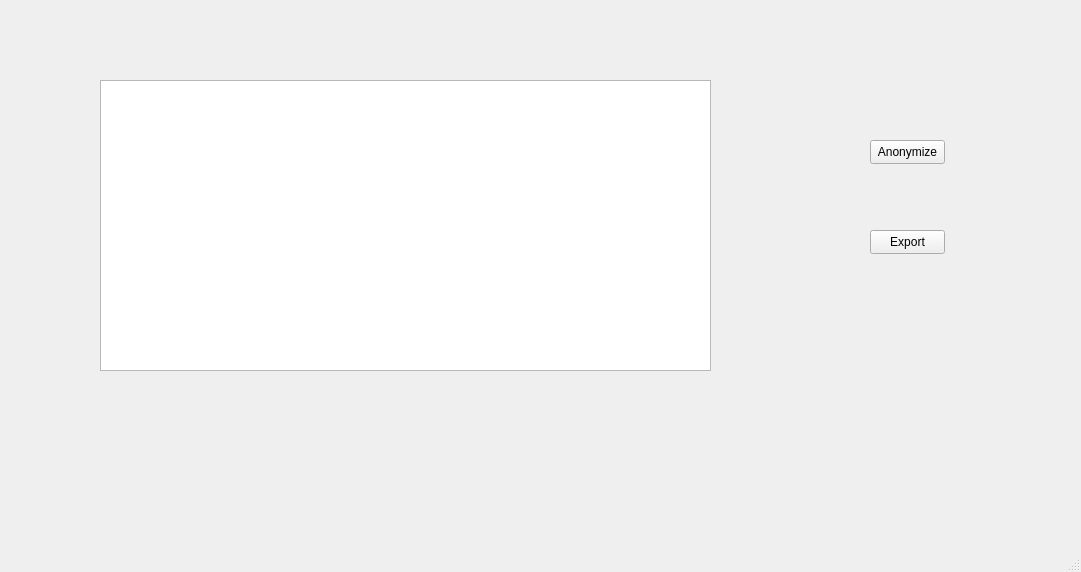
Above: DisplayData.ui from brunoguedelha99/Tese before the change. Below: the same form after it.
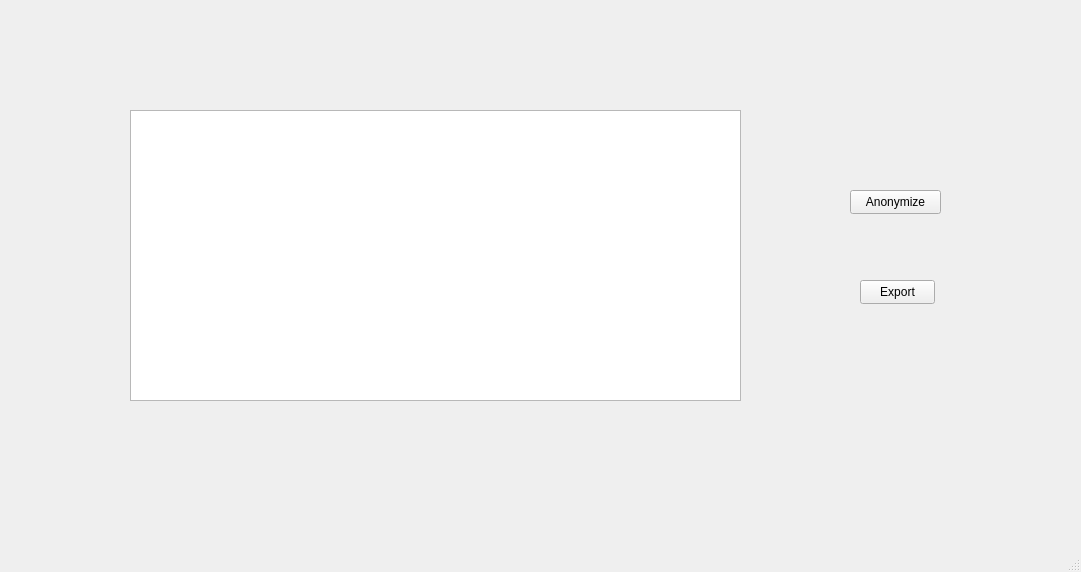
That is the form after the change.

```diff
--- a/DisplayData.ui
+++ b/DisplayData.ui
@@ -17,8 +17,8 @@
    <widget class="QTableWidget" name="tableData">
     <property name="geometry">
      <rect>
-      <x>100</x>
-      <y>80</y>
+      <x>130</x>
+      <y>110</y>
       <width>611</width>
       <height>291</height>
      </rect>
@@ -27,9 +27,9 @@
    <widget class="QPushButton" name="pushButton">
     <property name="geometry">
      <rect>
-      <x>870</x>
-      <y>140</y>
-      <width>75</width>
+      <x>850</x>
+      <y>190</y>
+      <width>91</width>
       <height>24</height>
      </rect>
     </property>
@@ -40,8 +40,8 @@
    <widget class="QPushButton" name="pushButton_2">
     <property name="geometry">
      <rect>
-      <x>870</x>
-      <y>230</y>
+      <x>860</x>
+      <y>280</y>
       <width>75</width>
       <height>24</height>
      </rect>
```
Left out of the diff: 2 changed lines with no effect on the pictures.
